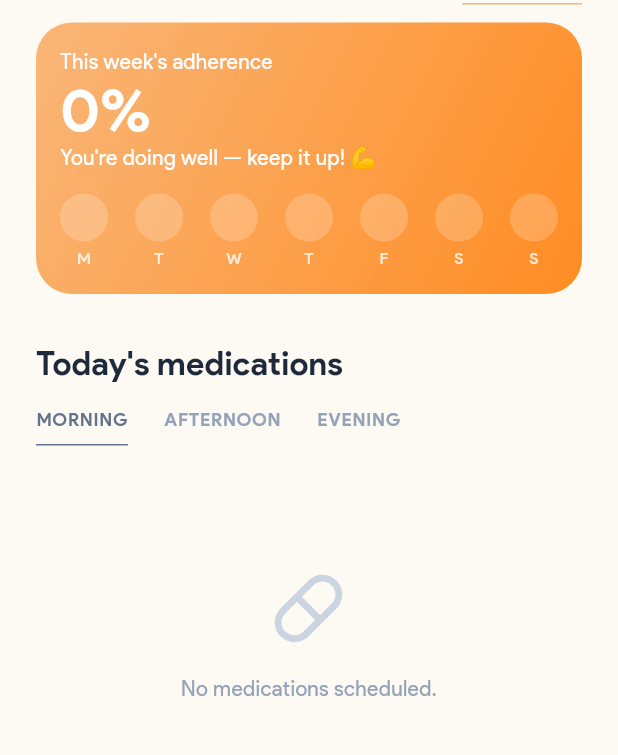
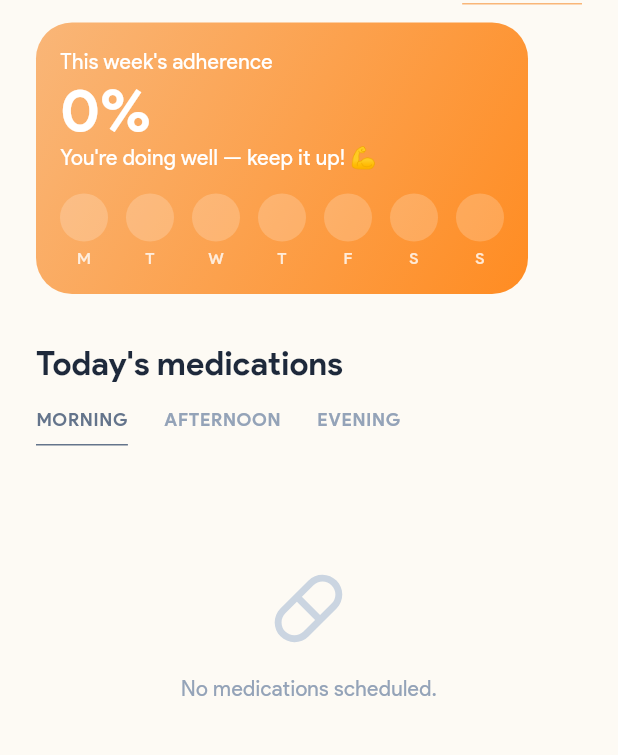
Before and after one commit to Zomujo/yelima-mobile, a Flutter app: the MedicationsScreen screen opened by its route, on a phone screen of 412 x 824 dp, the part 120-875 px from its top. Run offline on Flutter 3.47's test engine with Material 3 defaults, Android fonts, the phone set to English and light mode, and no system bars; our stand-ins replace cloud_firestore, dio, drift, equatable, firebase_analytics, firebase_auth and 20 more; missing offline and left inert: audio_waveforms; accounts and stored records are empty; generated files the repository leaves out were written again; network calls fail.

Commit message:
refactor: wrap adherence days in FittedBox and Wrap for better responsiveness

```diff
--- a/lib/features/medications/presentation/widgets/medications_dashboard/adherence_card.dart
+++ b/lib/features/medications/presentation/widgets/medications_dashboard/adherence_card.dart
@@ -65,9 +65,13 @@ class AdherenceCard extends StatelessWidget {
             color: Colors.white,
           ),
           const SizedBox(height: 14),
-          Row(
-            mainAxisAlignment: MainAxisAlignment.spaceBetween,
-            children: dayWidgets.isNotEmpty ? dayWidgets : _buildDefaultDays(),
+          FittedBox(
+            fit: BoxFit.scaleDown,
+            child: Wrap(
+              spacing: 12,
+              children:
+                  dayWidgets.isNotEmpty ? dayWidgets : _buildDefaultDays(),
+            ),
           ),
         ],
       ),
```
